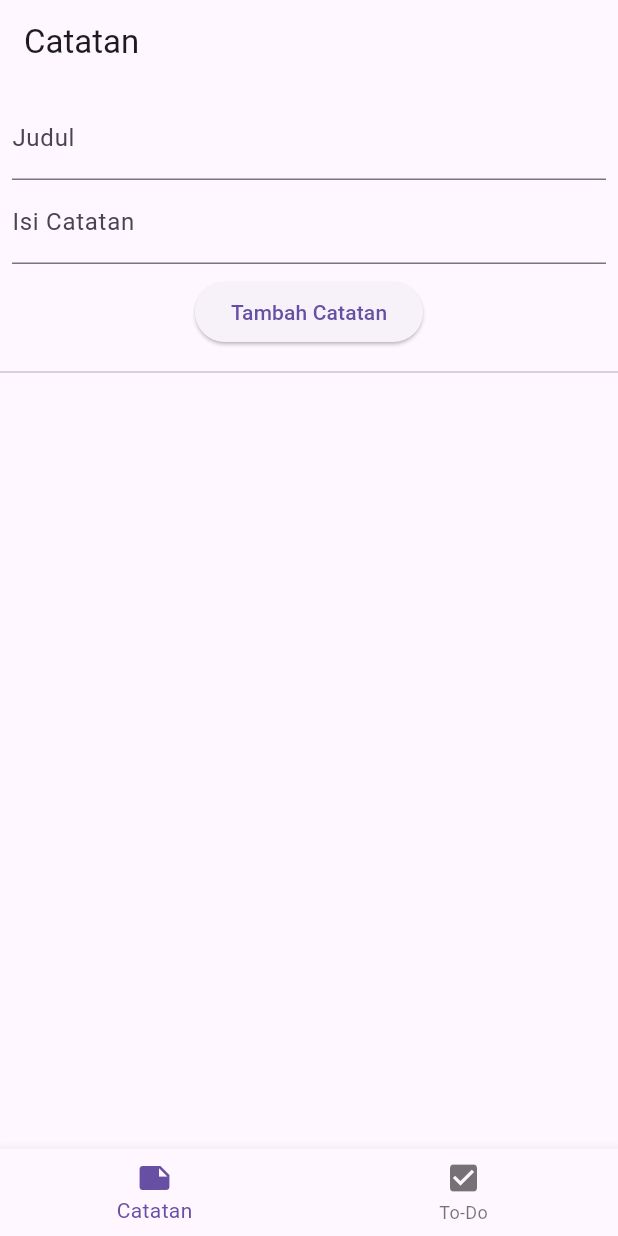
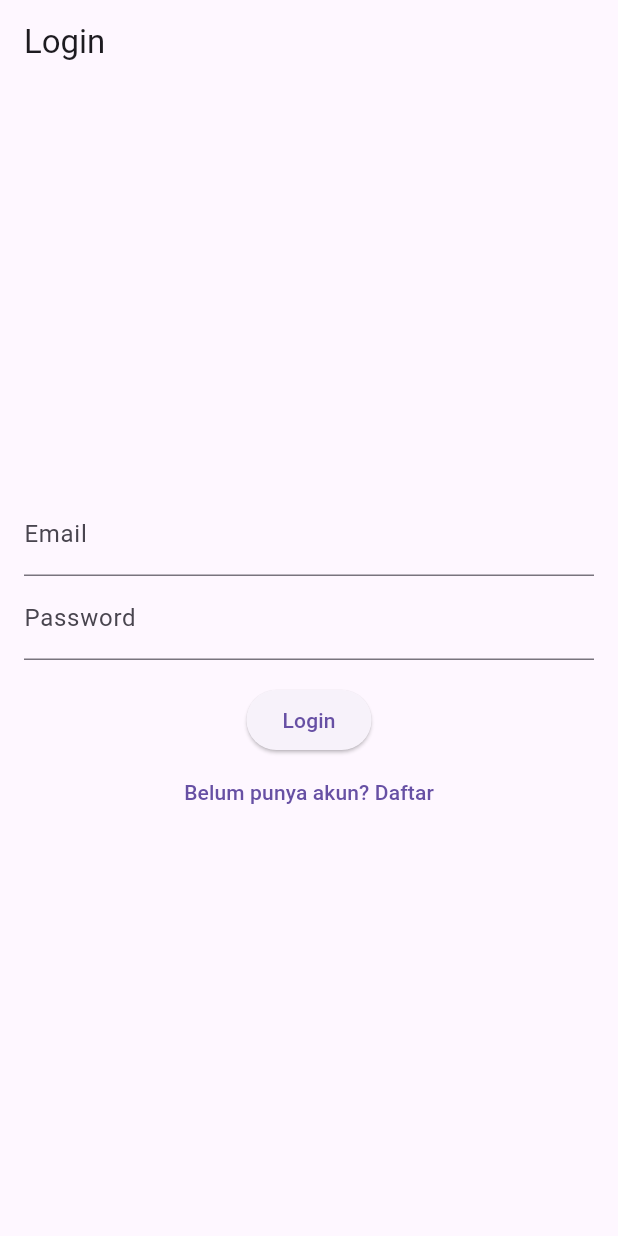
Before and after one commit to maxrumbo/Flutter-setup, a Flutter app: the screen it shows after launch, on a phone screen of 412 x 824 dp. Run offline on Flutter 3.47's test engine with Material 3 defaults, Android fonts, the phone set to English and light mode, and no system bars.

Commit message:
add login page

```diff
--- a/lib/main.dart
+++ b/lib/main.dart
@@ -1,13 +1,42 @@
 import 'package:flutter/material.dart';
 import 'pages/notes/notes_page.dart';
 import 'pages/todos/todos_page.dart';
+import 'pages/auth/login_page.dart';
+import 'pages/auth/signup_page.dart';
 
 void main() {
   runApp(const MyApp());
 }
 
-class MyApp extends StatelessWidget {
+
+class MyApp extends StatefulWidget {
   const MyApp({super.key});
+
+  @override
+  State<MyApp> createState() => _MyAppState();
+}
+
+class _MyAppState extends State<MyApp> {
+  bool _isLoggedIn = false;
+  bool _showSignUp = false;
+
+  void _goToSignUp() {
+    setState(() {
+      _showSignUp = true;
+    });
+  }
+
+  void _goToLogin() {
+    setState(() {
+      _showSignUp = false;
+    });
+  }
+
+  void _loginSuccess() {
+    setState(() {
+      _isLoggedIn = true;
+    });
+  }
 
   @override
   Widget build(BuildContext context) {
@@ -16,8 +45,12 @@ class MyApp extends StatelessWidget {
       theme: ThemeData(
         primarySwatch: Colors.blue,
       ),
-      home: const MainPage(),
       debugShowCheckedModeBanner: false,
+      home: _isLoggedIn
+          ? const MainPage()
+          : (_showSignUp
+              ? SignUpPage(onLoginTap: _goToLogin)
+              : LoginPage(onSignUpTap: _goToSignUp, onLoginSuccess: _loginSuccess)),
     );
   }
 }
--- /dev/null
+++ b/lib/pages/auth/login_page.dart
@@ -0,0 +1,66 @@
+import 'package:flutter/material.dart';
+
+class LoginPage extends StatefulWidget {
+  final VoidCallback onSignUpTap;
+  final VoidCallback onLoginSuccess;
+  const LoginPage({super.key, required this.onSignUpTap, required this.onLoginSuccess});
+
+  @override
+  State<LoginPage> createState() => _LoginPageState();
+}
+
+class _LoginPageState extends State<LoginPage> {
+  final TextEditingController _emailController = TextEditingController();
+  final TextEditingController _passwordController = TextEditingController();
+  String? _error;
+
+  void _login() {
+    setState(() {
+      _error = null;
+    });
+    if (_emailController.text == 'user@email.com' && _passwordController.text == 'password') {
+      widget.onLoginSuccess();
+    } else {
+      setState(() {
+        _error = 'Email atau password salah';
+      });
+    }
+  }
+
+  @override
+  Widget build(BuildContext context) {
+    return Scaffold(
+      appBar: AppBar(title: const Text('Login')),
+      body: Padding(
+        padding: const EdgeInsets.all(16.0),
+        child: Column(
+          mainAxisAlignment: MainAxisAlignment.center,
+          children: [
+            TextField(
+              controller: _emailController,
+              decoration: const InputDecoration(labelText: 'Email'),
+            ),
+            TextField(
+              controller: _passwordController,
+              decoration: const InputDecoration(labelText: 'Password'),
+              obscureText: true,
+            ),
+            if (_error != null) ...[
+              const SizedBox(height: 8),
+              Text(_error!, style: const TextStyle(color: Colors.red)),
+            ],
+            const SizedBox(height: 16),
+            ElevatedButton(
+              onPressed: _login,
+              child: const Text('Login'),
+            ),
+            TextButton(
+              onPressed: widget.onSignUpTap,
+              child: const Text('Belum punya akun? Daftar'),
+            ),
+          ],
+        ),
+      ),
+    );
+  }
+}
```
Also changed, not shown: lib/pages/auth/signup_page.dart (added, +93 -0 lines).
